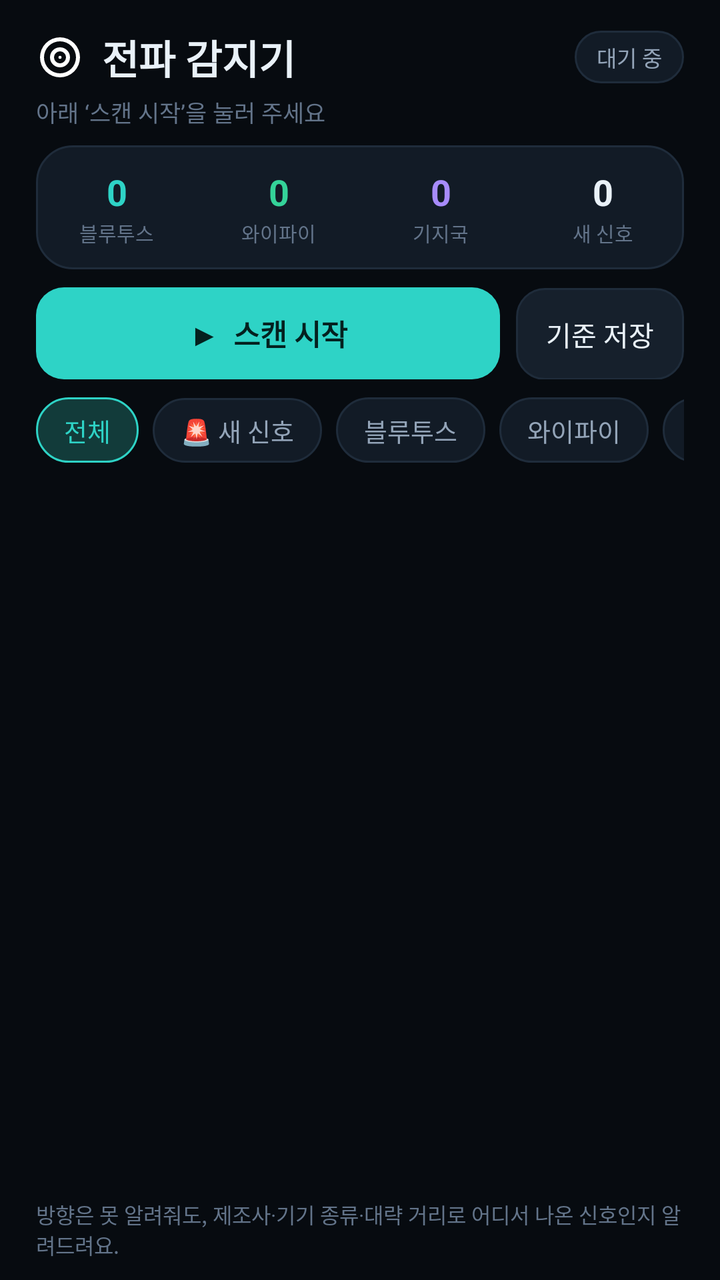
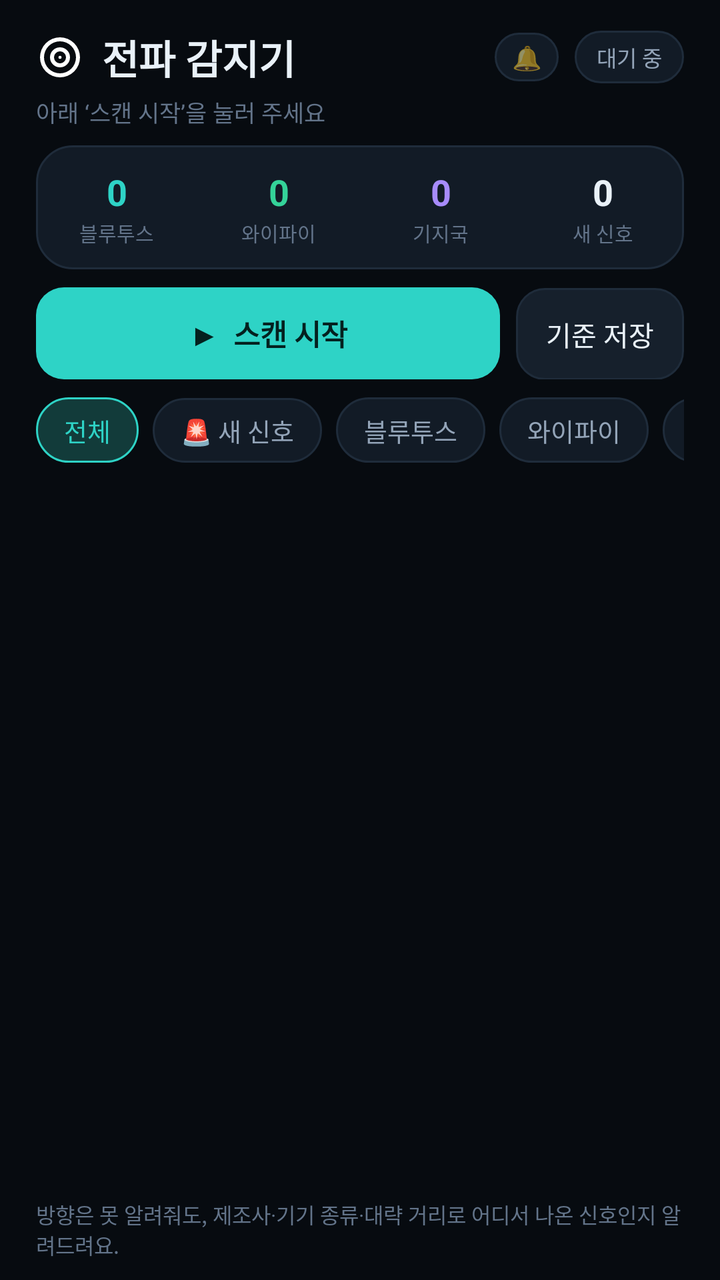

Before-and-after screenshots of an Android layout around one commit, followed by the original layout XML and the change that was made.
<!-- AndroidManifest.xml: application theme Theme.SignalRadar -->
<!-- res/layout/activity_main.xml -->
<?xml version="1.0" encoding="utf-8"?>
<LinearLayout xmlns:android="http://schemas.android.com/apk/res/android"
    xmlns:app="http://schemas.android.com/apk/res-auto"
    android:layout_width="match_parent"
    android:layout_height="match_parent"
    android:background="@color/bg"
    android:fitsSystemWindows="true"
    android:orientation="vertical">

    
    <LinearLayout
        android:layout_width="match_parent"
        android:layout_height="wrap_content"
        android:gravity="center_vertical"
        android:orientation="horizontal"
        android:paddingStart="18dp"
        android:paddingTop="14dp"
        android:paddingEnd="18dp"
        android:paddingBottom="2dp">

        <ImageView
            android:layout_width="24dp"
            android:layout_height="24dp"
            android:contentDescription="@null"
            android:src="@drawable/ic_radar"
            app:tint="@color/accent" />

        <TextView
            android:layout_width="0dp"
            android:layout_height="wrap_content"
            android:layout_marginStart="9dp"
            android:layout_weight="1"
            android:text="전파 감지기"
            android:textColor="@color/text_primary"
            android:textSize="20sp"
            android:textStyle="bold" />

        <TextView
            android:id="@+id/statusChip"
            android:layout_width="wrap_content"
            android:layout_height="wrap_content"
            android:background="@drawable/bg_chip"
            android:paddingStart="11dp"
            android:paddingTop="5dp"
            android:paddingEnd="11dp"
            android:paddingBottom="5dp"
            android:text="대기 중"
            android:textColor="@color/text_secondary"
            android:textSize="11sp" />
    </LinearLayout>

    <TextView
        android:id="@+id/statusDetail"
        android:layout_width="match_parent"
        android:layout_height="wrap_content"
        android:paddingStart="18dp"
        android:paddingTop="2dp"
        android:paddingEnd="18dp"
        android:paddingBottom="8dp"
        android:text="아래 ‘스캔 시작’을 눌러 주세요"
        android:textColor="@color/text_muted"
        android:textSize="11.5sp" />

    
    <LinearLayout
        android:id="@+id/alertBanner"
        android:layout_width="match_parent"
        android:layout_height="wrap_content"
        android:layout_marginStart="18dp"
        android:layout_marginEnd="18dp"
        android:layout_marginBottom="8dp"
        android:background="@drawable/bg_banner"
        android:clickable="true"
        android:focusable="true"
        android:orientation="vertical"
        android:padding="13dp"
        android:visibility="gone">

        <TextView
            android:id="@+id/alertTitle"
            android:layout_width="match_parent"
            android:layout_height="wrap_content"
            android:text="🚨 평소에 없던 새 신호가 잡혔어요"
            android:textColor="#FCA5A5"
            android:textSize="14sp"
            android:textStyle="bold" />

        <TextView
            android:id="@+id/alertBody"
            android:layout_width="match_parent"
            android:layout_height="wrap_content"
            android:layout_marginTop="3dp"
            android:lineSpacingExtra="2dp"
            android:text=""
            android:textColor="#FECACA"
            android:textSize="12sp" />
    </LinearLayout>

    
    <LinearLayout
        android:id="@+id/noticeCard"
        android:layout_width="match_parent"
        android:layout_height="wrap_content"
        android:layout_marginStart="18dp"
        android:layout_marginEnd="18dp"
        android:layout_marginBottom="8dp"
        android:background="@drawable/bg_banner_info"
        android:orientation="vertical"
        android:padding="13dp"
        android:visibility="gone">

        <TextView
            android:id="@+id/noticeText"
            android:layout_width="match_parent"
            android:layout_height="wrap_content"
            android:lineSpacingExtra="2dp"
            android:text=""
            android:textColor="@color/text_secondary"
            android:textSize="12sp" />

        <TextView
            android:id="@+id/noticeAction"
            android:layout_width="wrap_content"
            android:layout_height="wrap_content"
            android:layout_marginTop="9dp"
            android:background="@drawable/bg_button_secondary"
            android:paddingStart="14dp"
            android:paddingTop="7dp"
            android:paddingEnd="14dp"
            android:paddingBottom="7dp"
            android:text="설정 열기"
            android:textColor="@color/accent"
            android:textSize="12.5sp" />
    </LinearLayout>

    
    <LinearLayout
        android:layout_width="match_parent"
        android:layout_height="wrap_content"
        android:layout_marginStart="18dp"
        android:layout_marginEnd="18dp"
        android:background="@drawable/bg_card"
        android:orientation="horizontal"
        android:paddingTop="11dp"
        android:paddingBottom="11dp">

        <LinearLayout
            android:layout_width="0dp"
            android:layout_height="wrap_content"
            android:layout_weight="1"
            android:gravity="center"
            android:orientation="vertical">

            <TextView
                android:id="@+id/statBle"
                android:layout_width="wrap_content"
                android:layout_height="wrap_content"
                android:text="0"
                android:textColor="@color/accent"
                android:textSize="18sp"
                android:textStyle="bold" />

            <TextView
                android:layout_width="wrap_content"
                android:layout_height="wrap_content"
                android:layout_marginTop="1dp"
                android:text="블루투스"
                android:textColor="@color/text_muted"
                android:textSize="10sp" />
        </LinearLayout>

        <LinearLayout
            android:layout_width="0dp"
            android:layout_height="wrap_content"
            android:layout_weight="1"
            android:gravity="center"
            android:orientation="vertical">

            <TextView
                android:id="@+id/statWifi"
                android:layout_width="wrap_content"
                android:layout_height="wrap_content"
                android:text="0"
                android:textColor="@color/green"
                android:textSize="18sp"
                android:textStyle="bold" />

            <TextView
                android:layout_width="wrap_content"
                android:layout_height="wrap_content"
                android:layout_marginTop="1dp"
                android:text="와이파이"
                android:textColor="@color/text_muted"
                android:textSize="10sp" />
        </LinearLayout>

        <LinearLayout
            android:layout_width="0dp"
            android:layout_height="wrap_content"
            android:layout_weight="1"
            android:gravity="center"
            android:orientation="vertical">

            <TextView
                android:id="@+id/statCell"
                android:layout_width="wrap_content"
                android:layout_height="wrap_content"
                android:text="0"
                android:textColor="@color/purple"
                android:textSize="18sp"
                android:textStyle="bold" />

            <TextView
                android:layout_width="wrap_content"
                android:layout_height="wrap_content"
                android:layout_marginTop="1dp"
                android:text="기지국"
                android:textColor="@color/text_muted"
                android:textSize="10sp" />
        </LinearLayout>

        <LinearLayout
            android:layout_width="0dp"
            android:layout_height="wrap_content"
            android:layout_weight="1"
            android:gravity="center"
            android:orientation="vertical">

            <TextView
                android:id="@+id/statNew"
                android:layout_width="wrap_content"
                android:layout_height="wrap_content"
                android:text="0"
                android:textColor="@color/text_primary"
                android:textSize="18sp"
                android:textStyle="bold" />

            <TextView
                android:layout_width="wrap_content"
                android:layout_height="wrap_content"
                android:layout_marginTop="1dp"
                android:text="새 신호"
                android:textColor="@color/text_muted"
                android:textSize="10sp" />
        </LinearLayout>
    </LinearLayout>

    
    <LinearLayout
        android:layout_width="match_parent"
        android:layout_height="wrap_content"
        android:layout_marginStart="18dp"
        android:layout_marginTop="9dp"
        android:layout_marginEnd="18dp"
        android:orientation="horizontal">

        <TextView
            android:id="@+id/btnScan"
            android:layout_width="0dp"
            android:layout_height="46dp"
            android:layout_weight="1"
            android:background="@drawable/bg_button_primary"
            android:clickable="true"
            android:focusable="true"
            android:gravity="center"
            android:text="▶  스캔 시작"
            android:textColor="#04211F"
            android:textSize="14.5sp"
            android:textStyle="bold" />

        <TextView
            android:id="@+id/btnBaseline"
            android:layout_width="wrap_content"
            android:layout_height="46dp"
            android:layout_marginStart="8dp"
            android:background="@drawable/bg_button_secondary"
            android:clickable="true"
            android:focusable="true"
            android:gravity="center"
            android:paddingStart="15dp"
            android:paddingEnd="15dp"
            android:text="기준 저장"
            android:textColor="@color/text_primary"
            android:textSize="13.5sp" />
    </LinearLayout>

    
    <HorizontalScrollView
        android:layout_width="match_parent"
        android:layout_height="wrap_content"
        android:layout_marginTop="9dp"
        android:paddingStart="18dp"
        android:paddingEnd="18dp"
        android:scrollbars="none">

        <LinearLayout
            android:id="@+id/chipRow"
            android:layout_width="wrap_content"
            android:layout_height="wrap_content"
            android:orientation="horizontal">

            <TextView
                android:id="@+id/chipAll"
                android:layout_width="wrap_content"
                android:layout_height="wrap_content"
                android:background="@drawable/bg_chip_selected"
                android:clickable="true"
                android:focusable="true"
                android:paddingStart="14dp"
                android:paddingTop="7dp"
                android:paddingEnd="14dp"
                android:paddingBottom="7dp"
                android:text="전체"
                android:textColor="@color/accent"
                android:textSize="12.5sp" />

            <TextView
                android:id="@+id/chipNew"
                android:layout_width="wrap_content"
                android:layout_height="wrap_content"
                android:layout_marginStart="7dp"
                android:background="@drawable/bg_chip"
                android:clickable="true"
                android:focusable="true"
                android:paddingStart="14dp"
                android:paddingTop="7dp"
                android:paddingEnd="14dp"
                android:paddingBottom="7dp"
                android:text="🚨 새 신호"
                android:textColor="@color/text_secondary"
                android:textSize="12.5sp" />

            <TextView
                android:id="@+id/chipBle"
                android:layout_width="wrap_content"
                android:layout_height="wrap_content"
                android:layout_marginStart="7dp"
                android:background="@drawable/bg_chip"
                android:clickable="true"
                android:focusable="true"
                android:paddingStart="14dp"
                android:paddingTop="7dp"
                android:paddingEnd="14dp"
                android:paddingBottom="7dp"
                android:text="블루투스"
                android:textColor="@color/text_secondary"
                android:textSize="12.5sp" />

            <TextView
                android:id="@+id/chipWifi"
                android:layout_width="wrap_content"
                android:layout_height="wrap_content"
                android:layout_marginStart="7dp"
                android:background="@drawable/bg_chip"
                android:clickable="true"
                android:focusable="true"
                android:paddingStart="14dp"
                android:paddingTop="7dp"
                android:paddingEnd="14dp"
                android:paddingBottom="7dp"
                android:text="와이파이"
                android:textColor="@color/text_secondary"
                android:textSize="12.5sp" />

            <TextView
                android:id="@+id/chipCell"
                android:layout_width="wrap_content"
                android:layout_height="wrap_content"
                android:layout_marginStart="7dp"
                android:background="@drawable/bg_chip"
                android:clickable="true"
                android:focusable="true"
                android:paddingStart="14dp"
                android:paddingTop="7dp"
                android:paddingEnd="14dp"
                android:paddingBottom="7dp"
                android:text="기지국"
                android:textColor="@color/text_secondary"
                android:textSize="12.5sp" />
        </LinearLayout>
    </HorizontalScrollView>

    
    <FrameLayout
        android:layout_width="match_parent"
        android:layout_height="0dp"
        android:layout_weight="1">

        <androidx.recyclerview.widget.RecyclerView
            android:id="@+id/signalList"
            android:layout_width="match_parent"
            android:layout_height="match_parent"
            android:clipToPadding="false"
            android:paddingStart="18dp"
            android:paddingTop="9dp"
            android:paddingEnd="18dp"
            android:paddingBottom="10dp"
            android:scrollbars="none" />

        <LinearLayout
            android:id="@+id/emptyState"
            android:layout_width="match_parent"
            android:layout_height="match_parent"
            android:gravity="center"
            android:orientation="vertical"
            android:paddingStart="40dp"
            android:paddingEnd="40dp"
            android:visibility="gone">

            <ImageView
                android:layout_width="40dp"
                android:layout_height="40dp"
                android:alpha="0.35"
                android:contentDescription="@null"
                android:src="@drawable/ic_radar"
                app:tint="@color/text_muted" />

            <TextView
                android:id="@+id/emptyText"
                android:layout_width="wrap_content"
                android:layout_height="wrap_content"
                android:layout_marginTop="10dp"
                android:gravity="center"
                android:lineSpacingExtra="3dp"
                android:text="아직 잡힌 신호가 없어요"
                android:textColor="@color/text_muted"
                android:textSize="13sp" />
        </LinearLayout>
    </FrameLayout>

    <TextView
        android:layout_width="match_parent"
        android:layout_height="wrap_content"
        android:paddingStart="18dp"
        android:paddingTop="4dp"
        android:paddingEnd="18dp"
        android:paddingBottom="10dp"
        android:text="방향은 못 알려줘도, 제조사·기기 종류·대략 거리로 어디서 나온 신호인지 알려드려요."
        android:textColor="@color/text_muted"
        android:textSize="10.5sp" />

</LinearLayout>
<!-- resources referenced by this layout -->
<resources>
  <color name="accent">#2ED3C6</color>
  <color name="bg">#070B10</color>
  <color name="green">#34D399</color>
  <color name="purple">#A78BFA</color>
  <color name="text_muted">#63748A</color>
  <color name="text_primary">#E9F1F8</color>
  <color name="text_secondary">#93A4B8</color>
  <!-- drawable bg_banner (drawable) -->
  <?xml version="1.0" encoding="utf-8"?>
  <shape xmlns:android="http://schemas.android.com/apk/res/android" android:shape="rectangle">
      <gradient
          android:angle="0"
          android:startColor="#3B1416"
          android:endColor="#651A1A" />
      <corners android:radius="16dp" />
      <stroke android:width="1dp" android:color="#B91C1C" />
  </shape>
  <!-- drawable bg_banner_info (drawable) -->
  <?xml version="1.0" encoding="utf-8"?>
  <shape xmlns:android="http://schemas.android.com/apk/res/android" android:shape="rectangle">
      <solid android:color="@color/card" />
      <corners android:radius="16dp" />
      <stroke android:width="1dp" android:color="@color/accent_dim" />
  </shape>
  <!-- drawable bg_button_primary (drawable) -->
  <?xml version="1.0" encoding="utf-8"?>
  <shape xmlns:android="http://schemas.android.com/apk/res/android" android:shape="rectangle">
      <solid android:color="@color/accent" />
      <corners android:radius="14dp" />
  </shape>
  <!-- drawable bg_button_secondary (drawable) -->
  <?xml version="1.0" encoding="utf-8"?>
  <shape xmlns:android="http://schemas.android.com/apk/res/android" android:shape="rectangle">
      <solid android:color="@color/card_alt" />
      <corners android:radius="14dp" />
      <stroke android:width="1dp" android:color="@color/stroke" />
  </shape>
  <!-- drawable bg_card (drawable) -->
  <?xml version="1.0" encoding="utf-8"?>
  <shape xmlns:android="http://schemas.android.com/apk/res/android" android:shape="rectangle">
      <solid android:color="@color/card" />
      <corners android:radius="18dp" />
      <stroke android:width="1dp" android:color="@color/stroke" />
  </shape>
  <!-- drawable bg_chip (drawable) -->
  <?xml version="1.0" encoding="utf-8"?>
  <shape xmlns:android="http://schemas.android.com/apk/res/android" android:shape="rectangle">
      <solid android:color="@color/card" />
      <corners android:radius="100dp" />
      <stroke android:width="1dp" android:color="@color/stroke" />
  </shape>
  <!-- drawable bg_chip_selected (drawable) -->
  <?xml version="1.0" encoding="utf-8"?>
  <shape xmlns:android="http://schemas.android.com/apk/res/android" android:shape="rectangle">
      <solid android:color="@color/accent_soft" />
      <corners android:radius="100dp" />
      <stroke android:width="1dp" android:color="@color/accent" />
  </shape>
  <!-- drawable ic_radar (drawable) -->
  <?xml version="1.0" encoding="utf-8"?>
  <vector xmlns:android="http://schemas.android.com/apk/res/android"
      android:width="24dp"
      android:height="24dp"
      android:viewportWidth="24"
      android:viewportHeight="24">
      <path
          android:fillColor="#FFFFFFFF"
          android:pathData="M12,2A10,10 0 1,0 22,12 10,10 0 0,0 12,2zM12,20a8,8 0 1,1 8,-8 8,8 0 0,1 -8,8zM12,7a5,5 0 1,0 5,5 5,5 0 0,0 -5,-5zM12,15a3,3 0 1,1 3,-3 3,3 0 0,1 -3,3zM12,11.2a0.8,0.8 0 1,0 0.8,0.8 0.8,0.8 0 0,0 -0.8,-0.8z" />
  </vector>
  <color name="card">#121B26</color>
  <color name="accent_dim">#1B4A47</color>
  <color name="card_alt">#16202C</color>
  <color name="stroke">#1F2C3B</color>
  <color name="accent_soft">#123B3A</color>
  <!-- unchanged entries left out for length: 1 -->
</resources>

<!-- the commit's change to res/layout/activity_main.xml (unified diff, before → after) -->
@@ -34,6 +34,24 @@
             android:textColor="@color/text_primary"
             android:textSize="20sp"
             android:textStyle="bold" />
+
+        <TextView
+            android:id="@+id/bellToggle"
+            android:layout_width="wrap_content"
+            android:layout_height="wrap_content"
+            android:layout_marginEnd="8dp"
+            android:background="@drawable/bg_chip"
+            android:clickable="true"
+            android:contentDescription="새 신호 진동 켜짐 · 눌러서 끄기"
+            android:focusable="true"
+            android:gravity="center"
+            android:minWidth="32dp"
+            android:paddingStart="8dp"
+            android:paddingTop="4dp"
+            android:paddingEnd="8dp"
+            android:paddingBottom="4dp"
+            android:text="🔔"
+            android:textSize="12sp" />
 
         <TextView
             android:id="@+id/statusChip"
